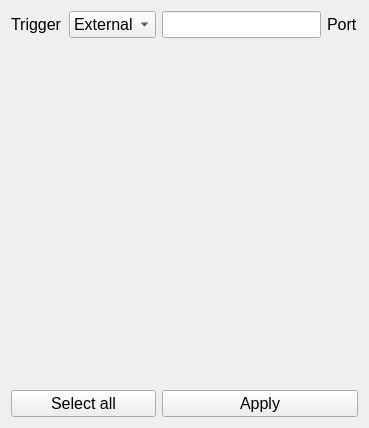
Above: pharos/view/GUI/QtCreator/monitor_config.ui from uetke/UUPharosController before the change. Below: the same form after it.
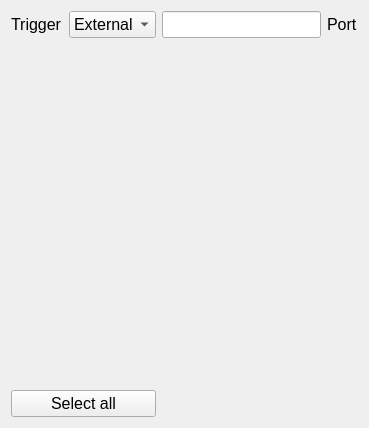
That is the form after the change.

Diff of the .ui file:
```diff
--- a/pharos/view/GUI/QtCreator/monitor_config.ui
+++ b/pharos/view/GUI/QtCreator/monitor_config.ui
@@ -99,18 +99,6 @@
      </property>
     </widget>
    </item>
-   <item row="2" column="2" colspan="2">
-    <widget class="QPushButton" name="apply">
-     <property name="font">
-      <font>
-       <pointsize>12</pointsize>
-      </font>
-     </property>
-     <property name="text">
-      <string>Apply</string>
-     </property>
-    </widget>
-   </item>
   </layout>
  </widget>
  <resources/>
```
